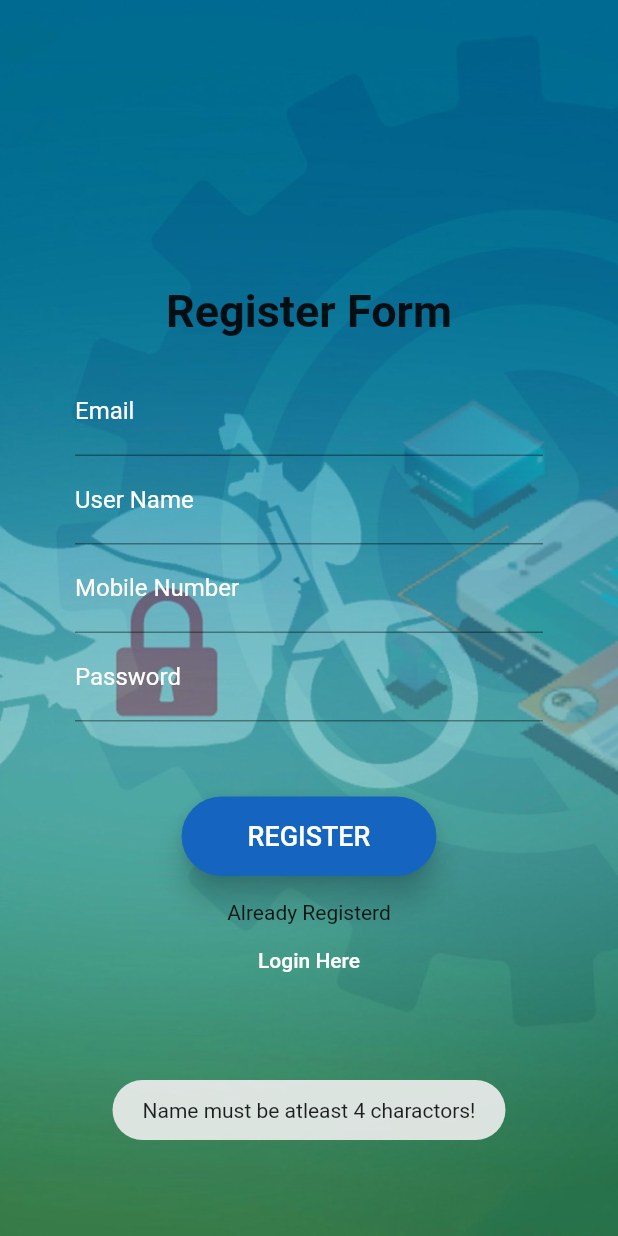
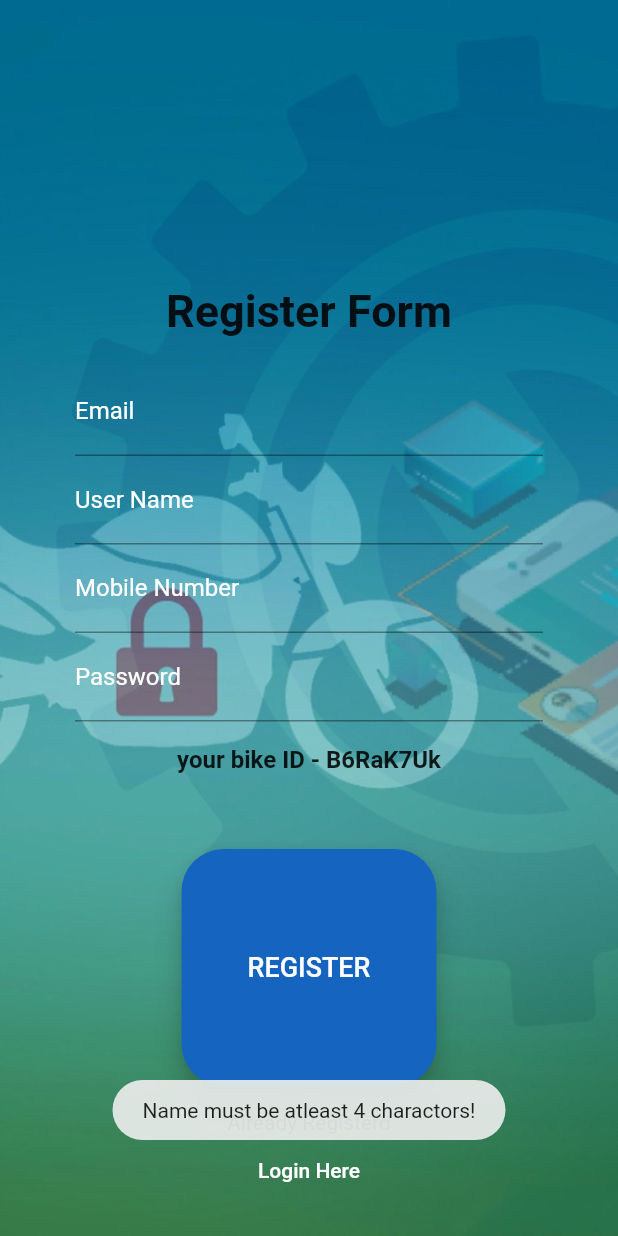
Before and after one commit to SithumDilanga/bike-secure, a Flutter app: the Register screen opened directly, after a tap on "REGISTER", on a phone screen of 412 x 824 dp. Run offline on Flutter 3.47's test engine with Material 2 defaults, Android fonts, the phone set to English and light mode, and no system bars; our stand-ins replace cloud_firestore, firebase_auth, firebase_core, firebase_messaging, fluttertoast; accounts and stored records are empty; network calls fail.

Commit message:
user documets and unique bike ID created in db

```diff
--- a/lib/models/user.dart
+++ b/lib/models/user.dart
@@ -1,5 +1,5 @@
-class User {
-  late final String userid;
+class UID {
+  late final String uid;
 
-  User({required this.userid});
+  UID({required this.uid});
 }
--- a/lib/screens/LoginScreen.dart
+++ b/lib/screens/LoginScreen.dart
@@ -91,8 +91,9 @@ class _LoginPageState extends State<LoginPage> {
                      toastLength: Toast.LENGTH_SHORT,
                    );
                  } else {
+                   print('login UID ' + result.uid.toString());
                     Navigator.push(
-                      context, MaterialPageRoute(builder: (_) => Home())
+                      context, MaterialPageRoute(builder: (_) => Home(uid: result.uid.toString()))
                     );
                  }
 
--- a/lib/screens/Register.dart
+++ b/lib/screens/Register.dart
@@ -1,9 +1,11 @@
 import 'package:bike_secure/home.dart';
 import 'package:bike_secure/main.dart';
 import 'package:bike_secure/screens/LoginScreen.dart';
+import 'package:bike_secure/services/database.dart';
 import 'package:firebase_auth/firebase_auth.dart';
 import 'package:flutter/material.dart';
 import 'package:fluttertoast/fluttertoast.dart';
+import 'dart:math';
 
 class Register extends StatefulWidget {
   @override
@@ -17,8 +19,17 @@ class _RegisterState extends State<Register> {
       TextEditingController();
   TextEditingController passwordTextEditingController = TextEditingController();
 
+  static const _chars = 'AaBbCcDdEeFfGgHhIiJjKkLlMmNnOoPpQqRrSsTtUuVvWwXxYyZz1234567890';
+  Random _rnd = Random();
+
+  String getRandomString(int length) => String.fromCharCodes(Iterable.generate(
+    length, (_) => _chars.codeUnitAt(_rnd.nextInt(_chars.length))));
+
   @override
   Widget build(BuildContext context) {
+
+    String bikeID = getRandomString(8);
+
     return Scaffold(
       resizeToAvoidBottomInset: false,
       body: Container(
@@ -79,8 +90,17 @@ class _RegisterState extends State<Register> {
                 ),
                 style: TextStyle(fontSize: 16.0),
               ),
+              SizedBox(height: 16.0,),
+              Text(
+                'your bike ID - $bikeID',
+                style: TextStyle(
+                  fontSize: 16.0,
+                  fontWeight: FontWeight.bold
+                ),
+              ),
               SizedBox(height: 50.0),
-              ElevatedButton(
+              Expanded(
+                child: ElevatedButton(
                   style: ElevatedButton.styleFrom(
                     primary: Colors.blue[800],
                     elevation: 8.0,
@@ -111,12 +131,17 @@ class _RegisterState extends State<Register> {
                       displayToastMessage(
                           "Password must be atleast 8 charactors!", context);
                     } else {
-                    registerNewUser(context);
+
+                      dynamic result = await registerNewUser(context, bikeID);
+
+                      print('register uid ' + result.uid.toString());
+
                       Navigator.push(
-                      context, MaterialPageRoute(builder: (_) => Home())
+                        context, MaterialPageRoute(builder: (_) => Home(uid: result.uid,))
                       );
                     }
                   },
+                ),
               ),
               SizedBox(height: 16.0,),
               Text('Already Registerd'),
@@ -138,7 +163,7 @@ class _RegisterState extends State<Register> {
 
   final FirebaseAuth auth = FirebaseAuth.instance;
 
-  void registerNewUser(BuildContext context) async {
+  Future registerNewUser(BuildContext context, String bikeID) async {
     final User? firebaseUser = (await FirebaseAuth.instance
             .createUserWithEmailAndPassword(
                 email: emailTextEditingController.text,
@@ -146,6 +171,19 @@ class _RegisterState extends State<Register> {
             .catchError((err) {
       displayToastMessage("Error: " + err, context);
     })).user;
+
+    String userId = firebaseUser!.uid;
+
+    DatabaseService(uid: userId).updateUserData(
+      name: nameTextEditingController.text,
+      email: emailTextEditingController.text,
+      password: passwordTextEditingController.text,
+      bikeId: bikeID,
+      isInDanger: false
+    );
+
+    return firebaseUser;
+
   }
 
   displayToastMessage(String message, BuildContext context) {
--- /dev/null
+++ b/lib/services/database.dart
@@ -0,0 +1,24 @@
+import 'package:cloud_firestore/cloud_firestore.dart';
+
+class DatabaseService {
+
+  // userid of the user
+  late final String uid;
+
+  DatabaseService({required this.uid});
+
+  // users collection reference
+  final CollectionReference usersCollection = FirebaseFirestore.instance.collection('users');
+
+  // creating new document for a new user and updating existing userdata
+  Future updateUserData({required String name, required String email, required String password, required String bikeId, required bool isInDanger}) async {
+    return await usersCollection.doc(uid).set({
+      'name': name,
+      'email': email,
+      'password': password,
+      'bikeId': bikeId,
+      'isInDanger': isInDanger
+    });
+  }
+
+}
```
Also changed, not shown: lib/home.dart (+30 -7 lines). Lines whose indentation alone changed are shown as unchanged.
